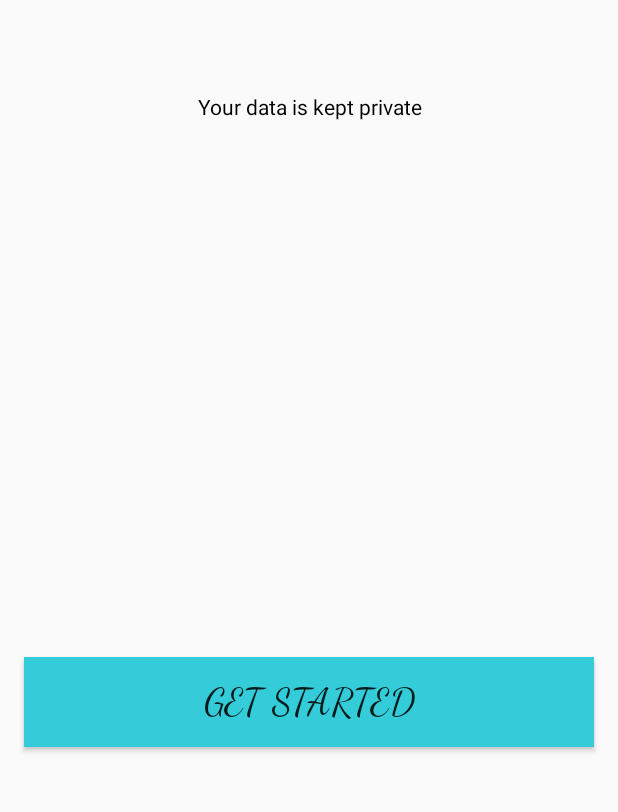
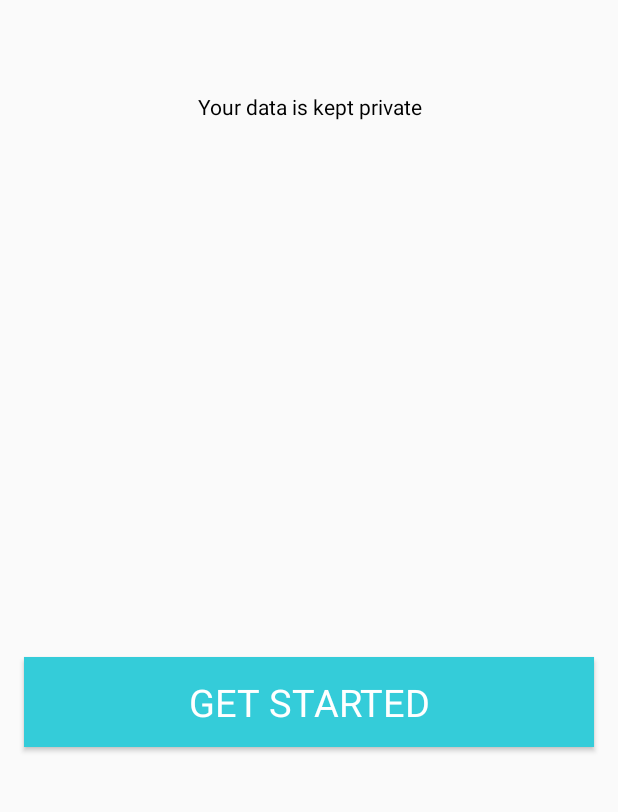
Before and after one commit to Emmanuel-Junior/dietregulator, an Android app: the Welcome screen opened directly, with no data from a screen before it, on a phone screen of 412 x 824 dp, the part 384-1196 px from its top. Run offline under Robolectric (Android 15) with nearby library versions, the phone set to English and light mode, and no system bars.

Commit message:
changed  the get started

```diff
--- a/app/src/main/res/layout/activity_welcome.xml
+++ b/app/src/main/res/layout/activity_welcome.xml
@@ -67,8 +67,9 @@
         android:layout_marginEnd="16dp"
         android:layout_marginBottom="70dp"
         android:background="@color/green_2"
-        android:fontFamily="cursive"
+        android:fontFamily="sans-serif"
         android:text="Get Started"
+        android:textColor="@color/white"
         android:textSize="25dp"
         app:layout_constraintBottom_toBottomOf="parent"
         app:layout_constraintEnd_toEndOf="parent"
```
